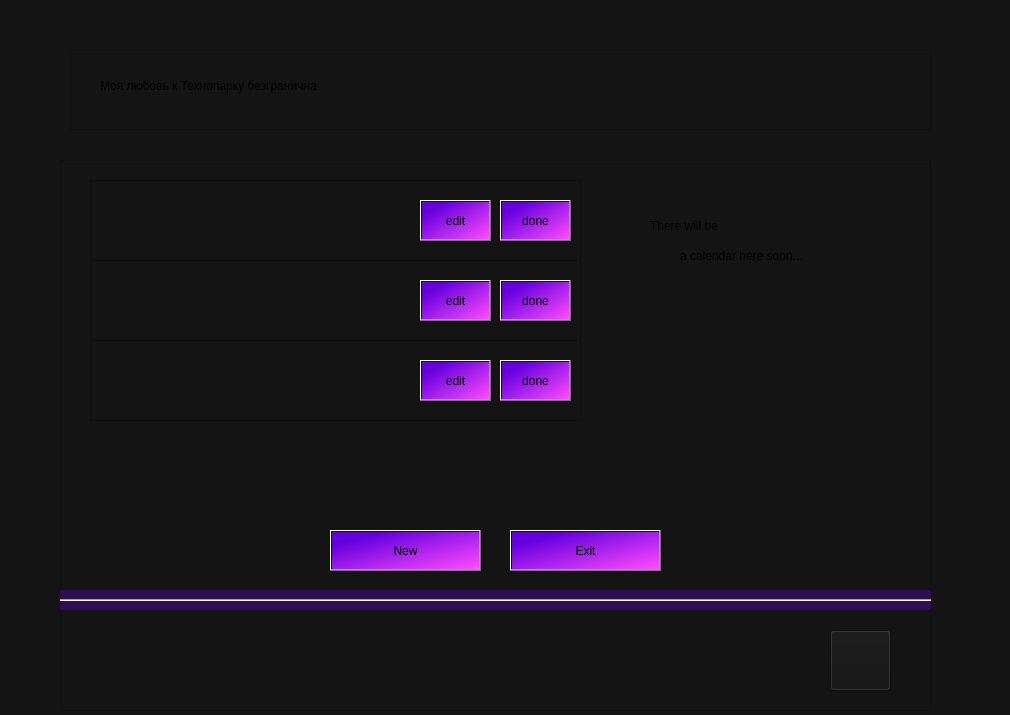
Tulenenok/BestPlanerEver, file my_love_project/src/planwindow.ui: the form before one commit.
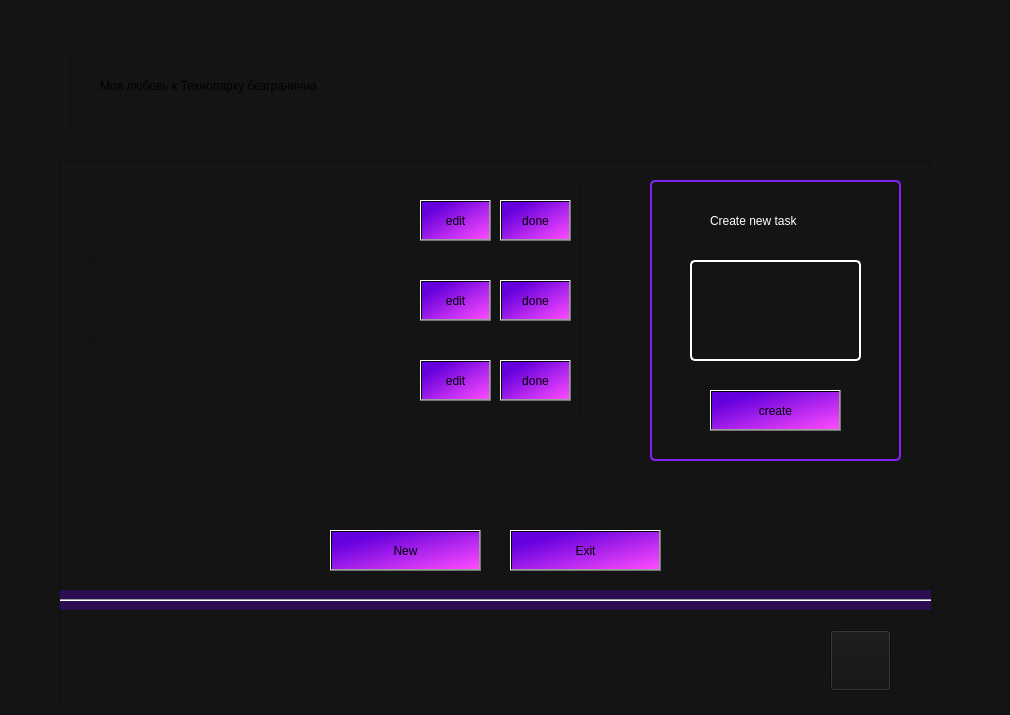
The form after the commit.

Diff of the .ui file:
```diff
--- a/my_love_project/src/planwindow.ui
+++ b/my_love_project/src/planwindow.ui
@@ -166,22 +166,6 @@
      <string/>
     </property>
    </widget>
-   <widget class="QLabel" name="cat">
-    <property name="geometry">
-     <rect>
-      <x>600</x>
-      <y>140</y>
-      <width>201</width>
-      <height>201</height>
-     </rect>
-    </property>
-    <property name="styleSheet">
-     <string notr="true">;</string>
-    </property>
-    <property name="text">
-     <string/>
-    </property>
-   </widget>
    <widget class="QFrame" name="taskFrame_1">
     <property name="geometry">
      <rect>
@@ -437,30 +421,76 @@
      </property>
     </widget>
    </widget>
-   <widget class="QLabel" name="label">
+   <widget class="QLabel" name="taskLabel_4">
     <property name="geometry">
      <rect>
       <x>590</x>
-      <y>50</y>
-      <width>271</width>
-      <height>31</height>
+      <y>20</y>
+      <width>251</width>
+      <height>281</height>
      </rect>
     </property>
+    <property name="maximumSize">
+     <size>
+      <width>16777215</width>
+      <height>16777215</height>
+     </size>
+    </property>
+    <property name="styleSheet">
+     <string notr="true">border: 2px solid rgb(128, 35, 243);
+border-radius: 5px;</string>
+    </property>
     <property name="text">
-     <string>There will be</string>
+     <string/>
     </property>
    </widget>
-   <widget class="QLabel" name="label_2">
+   <widget class="QTextEdit" name="text_of_new_task">
     <property name="geometry">
      <rect>
-      <x>620</x>
-      <y>80</y>
-      <width>241</width>
-      <height>31</height>
+      <x>630</x>
+      <y>100</y>
+      <width>171</width>
+      <height>101</height>
      </rect>
     </property>
+    <property name="styleSheet">
+     <string notr="true">background-color:rgb(20, 20, 20);
+color:white;
+border: 2px solid white;
+border-radius:5px;
+</string>
+    </property>
+   </widget>
+   <widget class="QLabel" name="label">
+    <property name="geometry">
+     <rect>
+      <x>650</x>
+      <y>40</y>
+      <width>151</width>
+      <height>41</height>
+     </rect>
+    </property>
+    <property name="styleSheet">
+     <string notr="true">color:white;</string>
+    </property>
     <property name="text">
-     <string>a calendar here soon...</string>
+     <string>Create new task</string>
+    </property>
+   </widget>
+   <widget class="QPushButton" name="create">
+    <property name="geometry">
+     <rect>
+      <x>650</x>
+      <y>230</y>
+      <width>131</width>
+      <height>41</height>
+     </rect>
+    </property>
+    <property name="styleSheet">
+     <string notr="true">background-color: qlineargradient(spread:pad, x1:0.159204, y1:0.205, x2:1, y2:1, stop:0 rgba(100, 0, 221, 255), stop:1 rgba(255, 76, 255, 255));</string>
+    </property>
+    <property name="text">
+     <string>create</string>
     </property>
    </widget>
   </widget>
```
Left out of the diff: 2 changed lines with no effect on the pictures.
